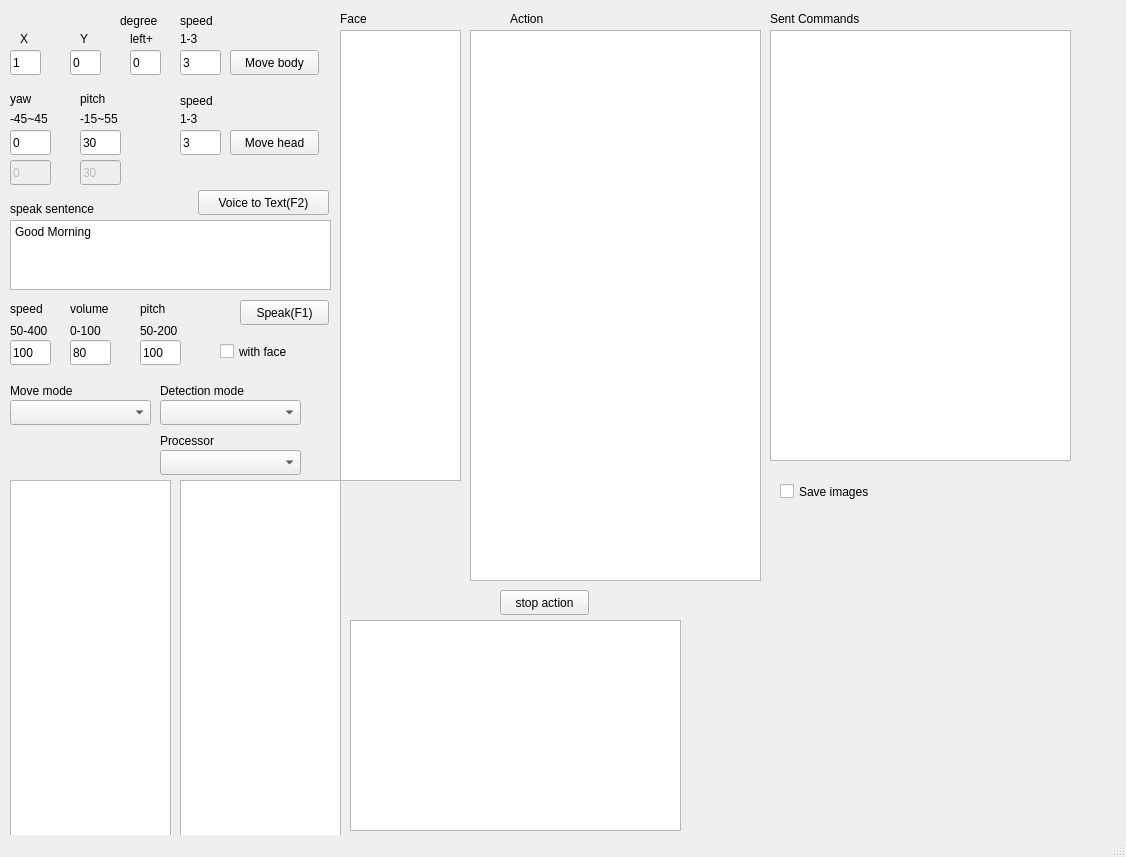
Above: cpp2/mainwindow.ui from yangchihyuan/RobotNurseHelper before the change. Below: the same form after it.
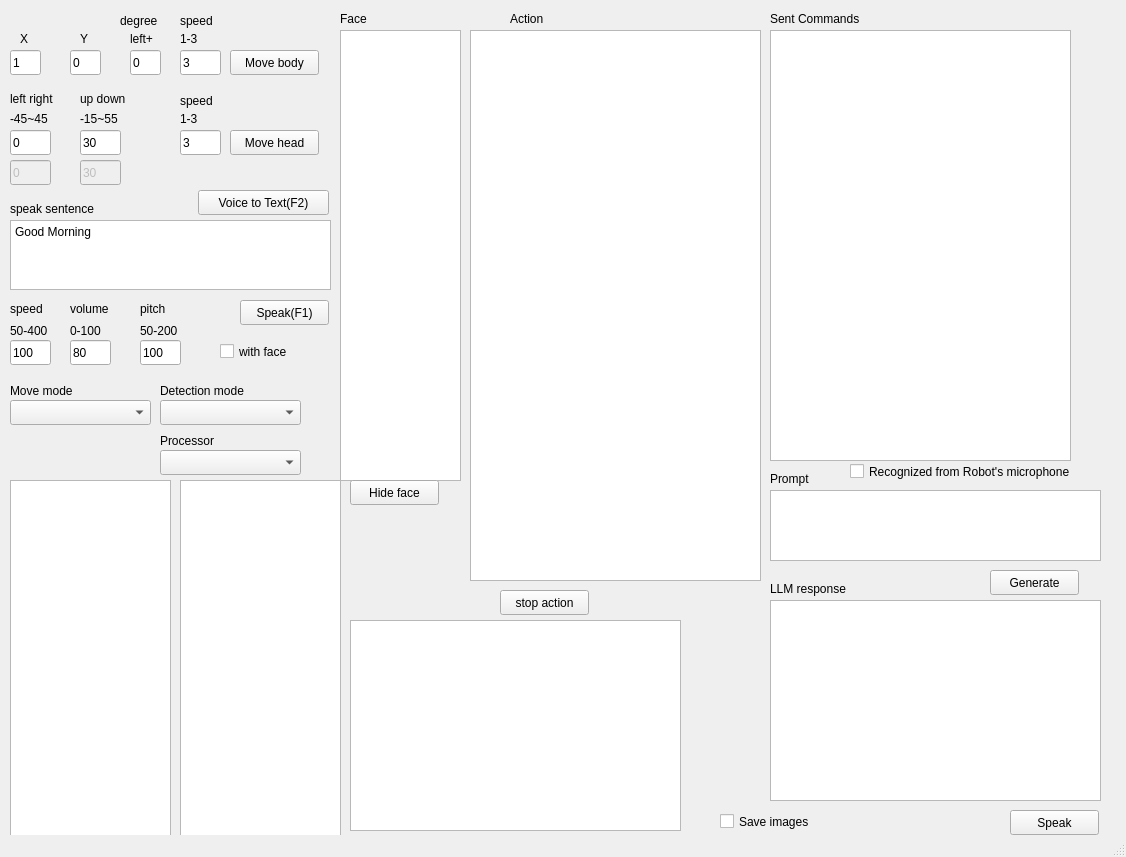
That is the form after the change.

The edit to the form file:
```diff
--- a/cpp2/mainwindow.ui
+++ b/cpp2/mainwindow.ui
@@ -139,12 +139,12 @@
      <rect>
       <x>10</x>
       <y>90</y>
-      <width>31</width>
+      <width>51</width>
       <height>17</height>
      </rect>
     </property>
     <property name="text">
-     <string>yaw</string>
+     <string>left right</string>
     </property>
    </widget>
    <widget class="QLabel" name="label_7">
@@ -152,12 +152,12 @@
      <rect>
       <x>80</x>
       <y>90</y>
-      <width>41</width>
+      <width>51</width>
       <height>17</height>
      </rect>
     </property>
     <property name="text">
-     <string>pitch</string>
+     <string>up down</string>
     </property>
    </widget>
    <widget class="QLabel" name="label_8">
@@ -731,8 +731,8 @@
    <widget class="QCheckBox" name="checkBox_SaveImages">
     <property name="geometry">
      <rect>
-      <x>780</x>
-      <y>480</y>
+      <x>720</x>
+      <y>810</y>
       <width>111</width>
       <height>23</height>
      </rect>
@@ -790,6 +790,113 @@
      </rect>
     </property>
    </widget>
+   <widget class="QCheckBox" name="checkBox_stream">
+    <property name="geometry">
+     <rect>
+      <x>850</x>
+      <y>460</y>
+      <width>231</width>
+      <height>23</height>
+     </rect>
+    </property>
+    <property name="text">
+     <string>Recognized from Robot's microphone</string>
+    </property>
+    <property name="checked">
+     <bool>false</bool>
+    </property>
+   </widget>
+   <widget class="QLabel" name="label_26">
+    <property name="geometry">
+     <rect>
+      <x>770</x>
+      <y>470</y>
+      <width>51</width>
+      <height>17</height>
+     </rect>
+    </property>
+    <property name="text">
+     <string>Prompt</string>
+    </property>
+   </widget>
+   <widget class="QPlainTextEdit" name="plainTextEdit_received">
+    <property name="geometry">
+     <rect>
+      <x>770</x>
+      <y>490</y>
+      <width>331</width>
+      <height>71</height>
+     </rect>
+    </property>
+    <property name="plainText">
+     <string/>
+    </property>
+   </widget>
+   <widget class="QPlainTextEdit" name="plainTextEdit_LLM_response">
+    <property name="geometry">
+     <rect>
+      <x>770</x>
+      <y>600</y>
+      <width>331</width>
+      <height>201</height>
+     </rect>
+    </property>
+    <property name="plainText">
+     <string/>
+    </property>
+   </widget>
+   <widget class="QLabel" name="label_27">
+    <property name="geometry">
+     <rect>
+      <x>770</x>
+      <y>580</y>
+      <width>121</width>
+      <height>17</height>
+     </rect>
+    </property>
+    <property name="text">
+     <string>LLM response</string>
+    </property>
+   </widget>
+   <widget class="QPushButton" name="pushButton_speak_2">
+    <property name="geometry">
+     <rect>
+      <x>1010</x>
+      <y>810</y>
+      <width>89</width>
+      <height>25</height>
+     </rect>
+    </property>
+    <property name="text">
+     <string>Speak</string>
+    </property>
+   </widget>
+   <widget class="QPushButton" name="pushButton_generate_response">
+    <property name="geometry">
+     <rect>
+      <x>990</x>
+      <y>570</y>
+      <width>89</width>
+      <height>25</height>
+     </rect>
+    </property>
+    <property name="text">
+     <string>Generate</string>
+    </property>
+   </widget>
+   <widget class="QPushButton" name="pushButton_hideface">
+    <property name="geometry">
+     <rect>
+      <x>350</x>
+      <y>480</y>
+      <width>89</width>
+      <height>25</height>
+     </rect>
+    </property>
+    <property name="text">
+     <string>Hide face</string>
+    </property>
+   </widget>
   </widget>
   <widget class="QStatusBar" name="statusbar"/>
  </widget>
```
